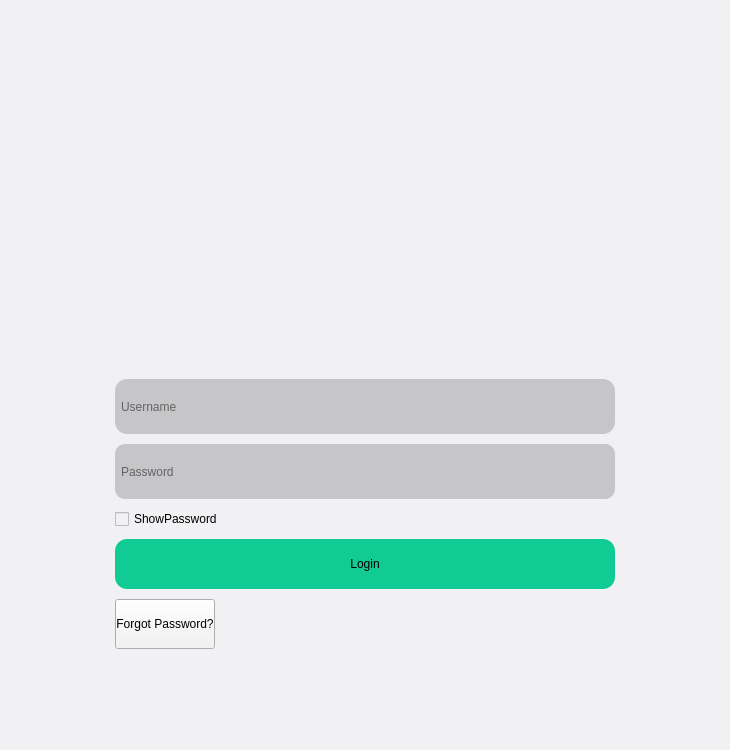
Before: the Qt Designer form UI/images/login.ui in JoseMariTan/Jewell-7-Hardware, drawn with Qt 5.
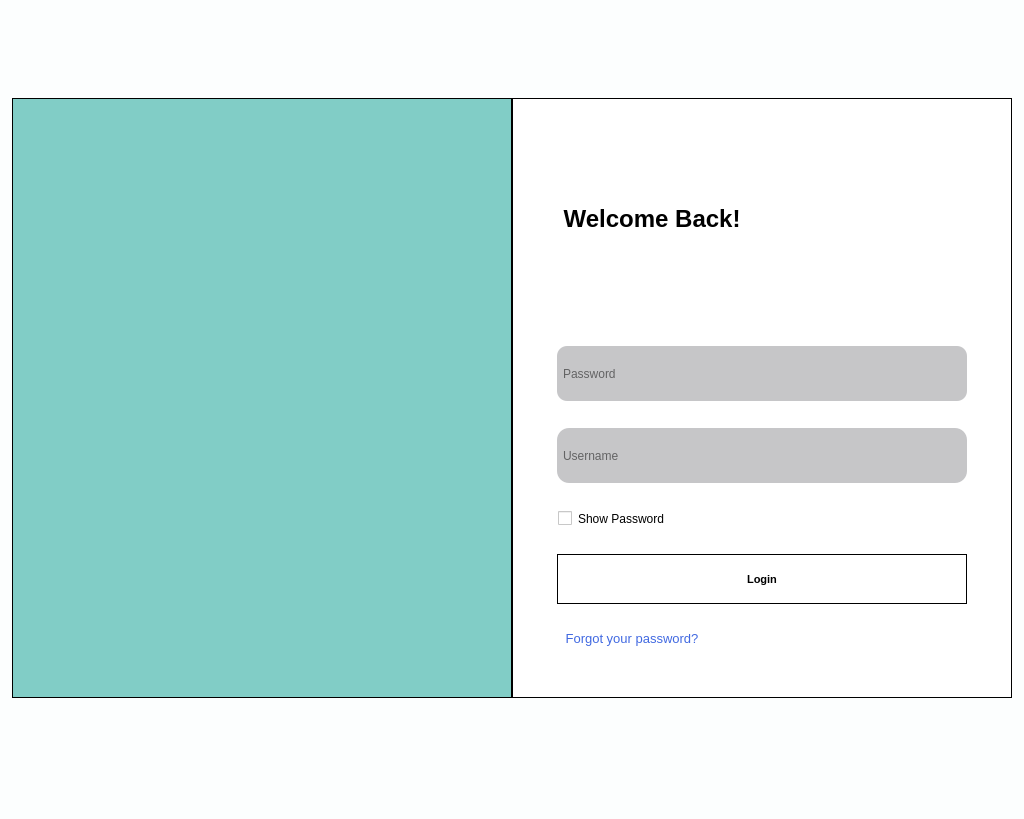
After: the same form once the commit is applied. Icons and pictures are not drawn.

The edit to the form file:
```diff
--- a/UI/images/login.ui
+++ b/UI/images/login.ui
@@ -6,15 +6,15 @@
    <rect>
     <x>0</x>
     <y>0</y>
-    <width>730</width>
-    <height>750</height>
+    <width>1024</width>
+    <height>819</height>
    </rect>
   </property>
   <property name="windowTitle">
    <string>MainWindow</string>
   </property>
   <property name="styleSheet">
-   <string notr="true">background-color: #f1f1f3;</string>
+   <string notr="true">background-color: #FCFEFE;</string>
   </property>
   <property name="animated">
    <bool>true</bool>
@@ -23,75 +23,154 @@
    <bool>false</bool>
   </property>
   <widget class="QWidget" name="centralwidget">
+   <layout class="QGridLayout" name="gridLayout_2">
+    <item row="0" column="0">
    <layout class="QGridLayout" name="gridLayout">
+      <property name="horizontalSpacing">
+       <number>0</number>
+      </property>
     <item row="0" column="0">
+       <widget class="QWidget" name="widget_2" native="true">
+        <property name="minimumSize">
+         <size>
+          <width>200</width>
+          <height>0</height>
+         </size>
+        </property>
+        <property name="maximumSize">
+         <size>
+          <width>500</width>
+          <height>600</height>
+         </size>
+        </property>
+        <property name="styleSheet">
+         <string notr="true">QWidget {
+    background-color: #81cdc6;
+ border-style: solid;
+    border-color: black;
+    border-width: 1px;
+
+}</string>
+        </property>
      <layout class="QVBoxLayout" name="verticalLayout_2">
-      <property name="spacing">
-       <number>10</number>
-      </property>
+         <property name="leftMargin">
+          <number>20</number>
+         </property>
+         <property name="topMargin">
+          <number>0</number>
+         </property>
+         <property name="rightMargin">
+          <number>20</number>
+         </property>
+         <property name="bottomMargin">
+          <number>25</number>
+         </property>
       <item>
-       <layout class="QVBoxLayout" name="verticalLayout">
-        <item>
-         <widget class="QLabel" name="label">
+          <widget class="QLabel" name="logo">
           <property name="minimumSize">
            <size>
-            <width>500</width>
+             <width>420</width>
             <height>50</height>
            </size>
           </property>
           <property name="maximumSize">
            <size>
-            <width>500</width>
+             <width>350</width>
             <height>290</height>
            </size>
           </property>
           <property name="styleSheet">
-           <string notr="true">image: url(:/images/received_836614531712349.png);</string>
+            <string notr="true">image: url(:/images/received_836614531712349.png);
+
+border:none;</string>
+           </property>
+           <property name="frameShape">
+            <enum>QFrame::NoFrame</enum>
+           </property>
+           <property name="frameShadow">
+            <enum>QFrame::Plain</enum>
           </property>
           <property name="text">
            <string/>
           </property>
-         </widget>
-        </item>
-        <item>
-         <widget class="QLineEdit" name="username_input">
+           <property name="scaledContents">
+            <bool>false</bool>
+           </property>
+           <property name="margin">
+            <number>0</number>
+           </property>
+          </widget>
+         </item>
+        </layout>
+       </widget>
+      </item>
+      <item row="0" column="1">
+       <widget class="QWidget" name="widget" native="true">
           <property name="minimumSize">
            <size>
             <width>200</width>
-            <height>55</height>
+          <height>0</height>
            </size>
           </property>
           <property name="maximumSize">
            <size>
             <width>500</width>
-            <height>55</height>
+          <height>16777215</height>
+         </size>
+        </property>
+        <property name="autoFillBackground">
+         <bool>false</bool>
+        </property>
+        <property name="styleSheet">
+         <string notr="true">QWidget {
+    background-color: #fff;
+ border-style: solid;
+    border-color: black;
+    border-width: 1px;
+}</string>
+        </property>
+        <property name="inputMethodHints">
+         <set>Qt::ImhNone</set>
+        </property>
+        <layout class="QVBoxLayout" name="verticalLayout">
+         <property name="leftMargin">
+          <number>45</number>
+         </property>
+         <property name="topMargin">
+          <number>0</number>
+         </property>
+         <property name="rightMargin">
+          <number>45</number>
+         </property>
+         <property name="bottomMargin">
+          <number>25</number>
+         </property>
+         <item>
+          <widget class="QLabel" name="welcomeLabel">
+           <property name="minimumSize">
+            <size>
+             <width>0</width>
+             <height>10</height>
+            </size>
+           </property>
+           <property name="maximumSize">
+            <size>
+             <width>16777215</width>
+             <height>200</height>
            </size>
           </property>
           <property name="font">
            <font>
-            <family>Segoe UI</family>
+             <pointsize>18</pointsize>
+             <weight>75</weight>
+             <bold>true</bold>
            </font>
           </property>
           <property name="styleSheet">
-           <string notr="true">
-QLineEdit {
-  background-color: #c6c6c8;
-  padding: 4px;
-  border: none;
-border-radius:12px;
-  position: relative;
-  z-index: 0; /* We force a stacking context */
-}
-</string>
+            <string notr="true">border:none;</string>
           </property>
           <property name="text">
-           <string/>
-          </property>
-          <property name="frame">
-           <bool>true</bool>
-          </property>
-          <property name="placeholderText">
-           <string>Username</string>
+            <string> Welcome Back!</string>
           </property>
          </widget>
         </item>
@@ -160,6 +239,48 @@
           </property>
          </widget>
         </item>
+         <item>
+          <widget class="QLineEdit" name="username_input">
+           <property name="minimumSize">
+            <size>
+             <width>200</width>
+             <height>55</height>
+            </size>
+           </property>
+           <property name="maximumSize">
+            <size>
+             <width>500</width>
+             <height>55</height>
+            </size>
+           </property>
+           <property name="font">
+            <font>
+             <family>Segoe UI</family>
+            </font>
+           </property>
+           <property name="styleSheet">
+            <string notr="true">
+QLineEdit {
+  background-color: #c6c6c8;
+  padding: 4px;
+  border: none;
+border-radius:12px;
+  position: relative;
+  z-index: 0; /* We force a stacking context */
+}
+</string>
+           </property>
+           <property name="text">
+            <string/>
+           </property>
+           <property name="frame">
+            <bool>true</bool>
+           </property>
+           <property name="placeholderText">
+            <string>Username</string>
+           </property>
+          </widget>
+         </item>
         <item>
          <widget class="QCheckBox" name="show_password_checkbox">
           <property name="maximumSize">
@@ -171,8 +292,12 @@
           <property name="layoutDirection">
            <enum>Qt::LeftToRight</enum>
           </property>
+           <property name="styleSheet">
+            <string notr="true">border-color:white;
+</string>
+           </property>
           <property name="text">
-           <string>ShowPassword</string>
+            <string>Show Password</string>
           </property>
          </widget>
         </item>
@@ -193,13 +318,23 @@
           <property name="font">
            <font>
             <family>Segoe UI</family>
-           </font>
-          </property>
+             <pointsize>8</pointsize>
+             <weight>75</weight>
+             <bold>true</bold>
+             <strikeout>false</strikeout>
+            </font>
+           </property>
+           <property name="mouseTracking">
+            <bool>true</bool>
+           </property>
+           <property name="tabletTracking">
+            <bool>true</bool>
+           </property>
           <property name="styleSheet">
            <string notr="true">QPushButton {
-  background-color: #10cc94;
+ background-color: #10cc94;
 border-radius:12px;
-
+color:#fff;
 }
 QPushButton#quit_button {
    background-color: green;
@@ -218,6 +353,8 @@
    background-color: #0a9c73;
    transition: background-color 0.5s cubic-bezier(0.4, 0, 0.2, 1);
 }
+
+border:none;
 </string>
           </property>
           <property name="text">
@@ -230,45 +367,44 @@
           <property name="minimumSize">
            <size>
             <width>100</width>
-            <height>50</height>
+             <height>0</height>
            </size>
           </property>
           <property name="maximumSize">
            <size>
-            <width>20</width>
+             <width>150</width>
             <height>16777215</height>
            </size>
           </property>
-          <property name="layoutDirection">
-           <enum>Qt::LeftToRight</enum>
+           <property name="font">
+            <font>
+             <pointsize>10</pointsize>
+            </font>
           </property>
           <property name="styleSheet">
-           <string notr="true">background-color:rgba(0,0,0,0);
-
-text-decoration: underline;
-color:#4169E1;
-
-QPushButton::pressed {
-background-color: #fff;
+            <string notr="true">QPushButton {
+    background-color: transparent;
+    border: none;
+    color:#4169E1;
+    padding: 0;
 }
 
 QPushButton:hover {
-   background-color: #FFF;
-   transition: background-color 0.5s cubic-bezier(0.4, 0, 0.2, 1);
-}</string>
+    text-decoration: underline;
+}
+
+QPushButton:pressed {
+    color: #265C42;
+}
+</string>
           </property>
           <property name="text">
-           <string>Forgot Password?</string>
-          </property>
-          <property name="checkable">
-           <bool>false</bool>
-          </property>
-          <property name="flat">
-           <bool>false</bool>
+            <string>Forgot your password?</string>
           </property>
          </widget>
         </item>
        </layout>
+       </widget>
       </item>
      </layout>
     </item>
```
Left out of the diff: 2 changed lines with no effect on the pictures. Lines whose indentation alone changed are shown as unchanged.
